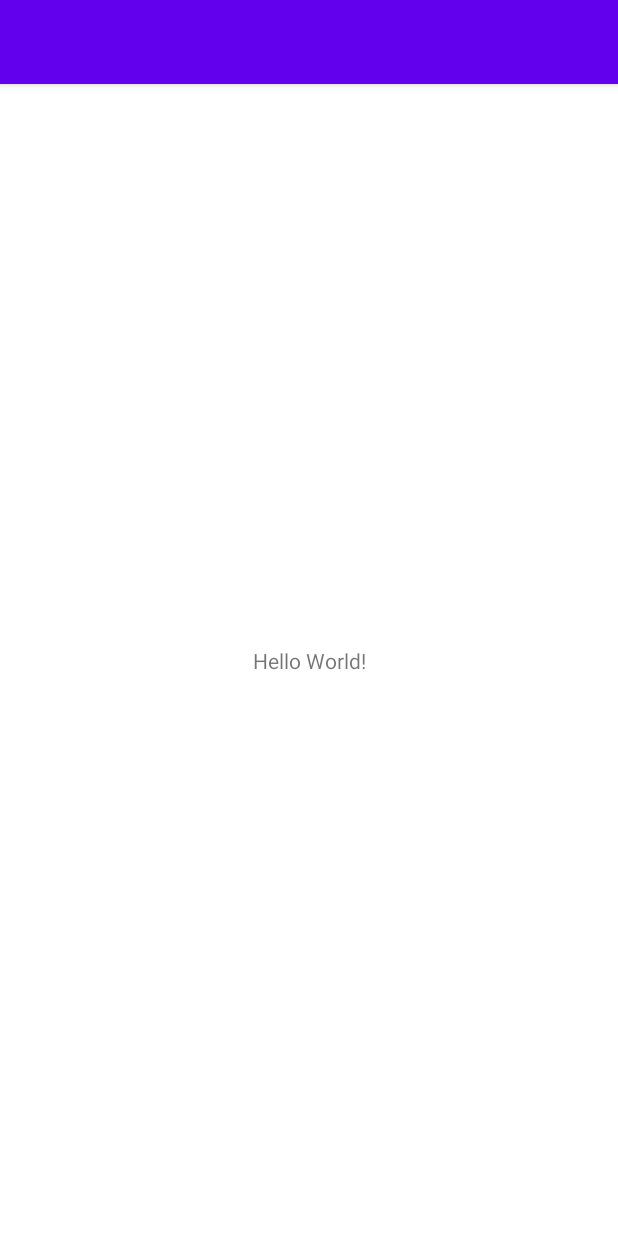
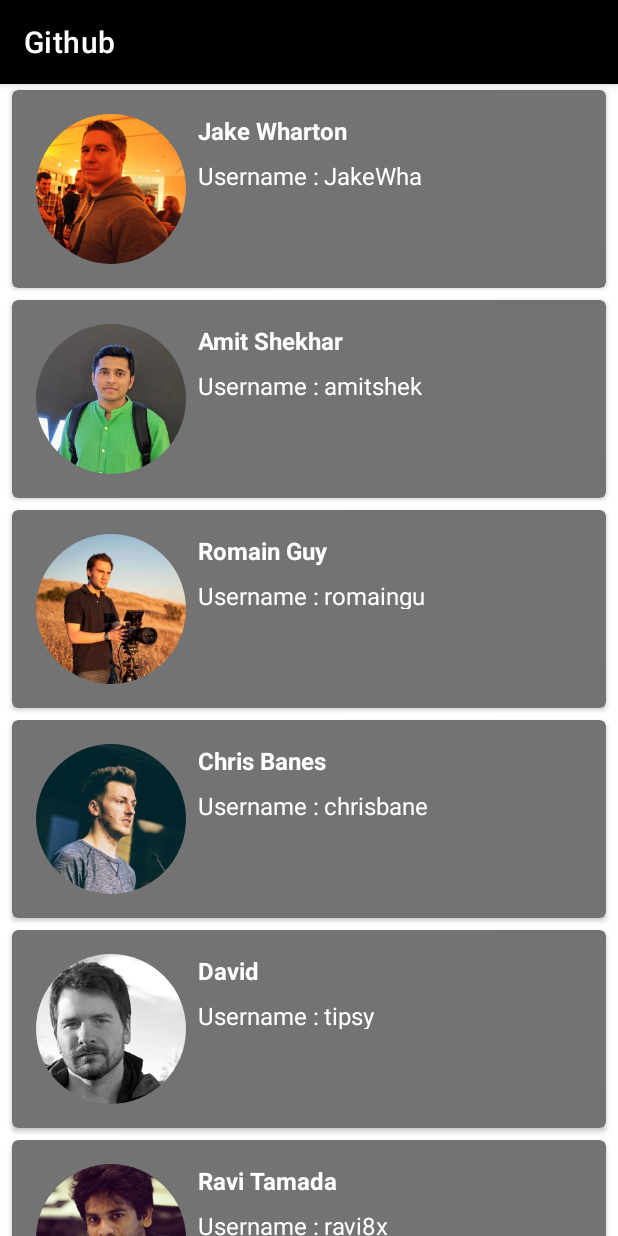
Before and after one commit to Ayahviramempesonah/MyDicoding, an Android app: the screen it shows after launch (MainActivity), on a phone screen of 412 x 824 dp. Run offline under Robolectric (Android 15) with nearby library versions, the phone set to English and light mode, and no system bars.

Commit message:
list user done

```diff
--- a/Android/Belajar Fundamental Aplikasi Android/Submission 1/app/build.gradle
+++ b/Android/Belajar Fundamental Aplikasi Android/Submission 1/app/build.gradle
@@ -1,10 +1,15 @@
 plugins {
     id 'com.android.application'
     id 'org.jetbrains.kotlin.android'
+    id 'kotlin-parcelize'
 }
 
 android {
     compileSdk 32
+
+    buildFeatures {
+        viewBinding true
+    }
 
     defaultConfig {
         applicationId "com.williamfelix.githubapps"
@@ -40,4 +45,5 @@ dependencies {
     testImplementation 'junit:junit:4.13.2'
     androidTestImplementation 'androidx.test.ext:junit:1.1.3'
     androidTestImplementation 'androidx.test.espresso:espresso-core:3.4.0'
+    implementation 'com.github.bumptech.glide:glide:4.12.0'
 }
--- /dev/null
+++ b/Android/Belajar Fundamental Aplikasi Android/Submission 1/app/src/main/java/com/williamfelix/githubapps/ListUserAdapter.kt
@@ -0,0 +1,51 @@
+package com.williamfelix.githubapps
+
+import android.view.LayoutInflater
+import android.view.View
+import android.view.ViewGroup
+import android.widget.ImageView
+import android.widget.TextView
+import android.widget.Toast
+import androidx.recyclerview.widget.RecyclerView
+import com.bumptech.glide.Glide
+
+class ListUserAdapter(private val listUser: ArrayList<User>): RecyclerView.Adapter<ListUserAdapter.ListViewHolder>() {
+    private lateinit var onItemClickCallback: OnItemClickCallback
+
+    class ListViewHolder(itemView: View) : RecyclerView.ViewHolder(itemView) {
+        var imgPhoto: ImageView = itemView.findViewById(R.id.img_item_photo)
+        var tvName: TextView = itemView.findViewById(R.id.tv_item_name)
+        var tvDescription: TextView = itemView.findViewById(R.id.tv_item_username)
+    }
+
+    override fun onCreateViewHolder(parent: ViewGroup, viewType: Int): ListViewHolder {
+        //val binding = ItemRowHeroBinding.inflate(LayoutInflater.from(viewGroup.context), viewGroup, false)
+        val view: View = LayoutInflater.from(parent.context).inflate(R.layout.item_row_data, parent, false)
+        return ListViewHolder(view)
+    }
+
+    fun setOnItemClickCallback(onItemClickCallback: OnItemClickCallback) {
+        this.onItemClickCallback = onItemClickCallback
+    }
+
+    override fun onBindViewHolder(holder: ListViewHolder, position: Int) {
+        val (name, username, photo) = listUser[position]
+        holder.imgPhoto.setImageResource(photo)
+        Glide.with(holder.itemView.context)
+            .load(photo)
+            .centerCrop()
+            .circleCrop()
+            .into(holder.imgPhoto)
+        holder.tvName.text = name
+        holder.tvDescription.text = username
+        holder.itemView.setOnClickListener {
+            Toast.makeText(holder.itemView.context, "Kamu memilih " + listUser[holder.adapterPosition].name, Toast.LENGTH_SHORT).show()
+        }
+    }
+
+    override fun getItemCount(): Int = listUser.size
+
+    interface OnItemClickCallback {
+        fun onItemClicked(data: User)
+    }
+}
--- a/Android/Belajar Fundamental Aplikasi Android/Submission 1/app/src/main/java/com/williamfelix/githubapps/MainActivity.kt
+++ b/Android/Belajar Fundamental Aplikasi Android/Submission 1/app/src/main/java/com/williamfelix/githubapps/MainActivity.kt
@@ -1,11 +1,47 @@
 package com.williamfelix.githubapps
 
+import android.content.res.Configuration
 import androidx.appcompat.app.AppCompatActivity
 import android.os.Bundle
+import androidx.recyclerview.widget.RecyclerView
+import androidx.recyclerview.widget.GridLayoutManager
+import androidx.recyclerview.widget.LinearLayoutManager
 
 class MainActivity : AppCompatActivity() {
+    private lateinit var rvUsers : RecyclerView
+    private val list = ArrayList<User>()
+
     override fun onCreate(savedInstanceState: Bundle?) {
         super.onCreate(savedInstanceState)
         setContentView(R.layout.activity_main)
+
+        rvUsers = findViewById(R.id.rv_users)
+        rvUsers.setHasFixedSize(true)
+
+        list.addAll(listUser)
+        showRecyclerList()
     }
+
+    private fun showRecyclerList() {
+        if (applicationContext.resources.configuration.orientation == Configuration.ORIENTATION_LANDSCAPE) {
+            rvUsers.layoutManager = GridLayoutManager(this, 2)
+        } else {
+            rvUsers.layoutManager = LinearLayoutManager(this)
+        }
+        val listUserAdapter = ListUserAdapter(list)
+        rvUsers.adapter = listUserAdapter
+    }
+
+    private val listUser: ArrayList<User>
+        get() {
+            val dataName = resources.getStringArray(R.array.name_github)
+            val dataUsername = resources.getStringArray(R.array.username)
+            val dataPhoto = resources.obtainTypedArray(R.array.avatar)
+            val listUser = ArrayList<User>()
+            for (i in dataName.indices) {
+                val hero = User(dataName[i],dataUsername[i], dataPhoto.getResourceId(i, -1))
+                listUser.add(hero)
+            }
+            return listUser
+        }
 }
--- /dev/null
+++ b/Android/Belajar Fundamental Aplikasi Android/Submission 1/app/src/main/java/com/williamfelix/githubapps/User.kt
@@ -0,0 +1,11 @@
+package com.williamfelix.githubapps
+
+import android.os.Parcelable
+import kotlinx.parcelize.Parcelize
+
+@Parcelize
+data class User(
+    var name: String,
+    var username: String,
+    var photo: Int
+) : Parcelable
--- a/Android/Belajar Fundamental Aplikasi Android/Submission 1/app/src/main/res/layout/activity_main.xml
+++ b/Android/Belajar Fundamental Aplikasi Android/Submission 1/app/src/main/res/layout/activity_main.xml
@@ -4,15 +4,15 @@
     xmlns:tools="http://schemas.android.com/tools"
     android:layout_width="match_parent"
     android:layout_height="match_parent"
+    tools:viewBindingIgnore="true"
     tools:context=".MainActivity">
 
-    <TextView
-        android:layout_width="wrap_content"
-        android:layout_height="wrap_content"
-        android:text="Hello World!"
+    <androidx.recyclerview.widget.RecyclerView
+        android:id="@+id/rv_users"
+        android:layout_width="0dp"
+        android:layout_height="0dp"
         app:layout_constraintBottom_toBottomOf="parent"
         app:layout_constraintEnd_toEndOf="parent"
         app:layout_constraintStart_toStartOf="parent"
         app:layout_constraintTop_toTopOf="parent" />
-
 </androidx.constraintlayout.widget.ConstraintLayout>
--- /dev/null
+++ b/Android/Belajar Fundamental Aplikasi Android/Submission 1/app/src/main/res/layout/item_row_data.xml
@@ -0,0 +1,77 @@
+<?xml version="1.0" encoding="utf-8"?>
+<androidx.cardview.widget.CardView xmlns:android="http://schemas.android.com/apk/res/android"
+    xmlns:card_view="http://schemas.android.com/apk/res-auto"
+    xmlns:tools="http://schemas.android.com/tools"
+    android:id="@+id/card_view"
+    style="@style/RecycleView"
+    android:layout_width="match_parent"
+    android:layout_height="wrap_content"
+    android:layout_gravity="center"
+    android:layout_marginLeft="8dp"
+    android:layout_marginTop="4dp"
+    android:layout_marginRight="8dp"
+    android:layout_marginBottom="4dp"
+    card_view:cardCornerRadius="4dp">
+
+    <androidx.constraintlayout.widget.ConstraintLayout
+        android:layout_width="match_parent"
+        android:layout_height="wrap_content"
+        android:padding="8dp">
+
+        <ImageView
+            android:id="@+id/img_item_photo"
+            android:layout_width="100dp"
+            android:layout_height="100dp"
+            android:layout_marginStart="8dp"
+            android:layout_marginTop="8dp"
+            android:layout_marginBottom="8dp"
+            card_view:layout_constraintBottom_toBottomOf="parent"
+            card_view:layout_constraintStart_toStartOf="parent"
+            card_view:layout_constraintTop_toTopOf="parent"
+            tools:src="@tools:sample/avatars" />
+
+        <TextView
+            android:id="@+id/tv_item_name"
+            style="@style/ListText"
+            android:layout_width="0dp"
+            android:layout_height="wrap_content"
+            android:layout_marginStart="8dp"
+            android:layout_marginEnd="8dp"
+            android:layout_toEndOf="@id/img_item_photo"
+            android:textSize="16sp"
+            android:textStyle="bold"
+            card_view:layout_constraintEnd_toEndOf="parent"
+            card_view:layout_constraintStart_toEndOf="@+id/img_item_photo"
+            card_view:layout_constraintTop_toTopOf="@+id/img_item_photo"
+            tools:text="@string/name" />
+
+        <TextView
+            android:id="@+id/tv_item_username"
+            style="@style/ListText"
+            android:layout_width="70dp"
+            android:layout_height="20dp"
+            android:layout_marginTop="8dp"
+            android:ellipsize="end"
+            android:maxLines="5"
+            card_view:layout_constraintBottom_toBottomOf="@+id/img_item_photo"
+            card_view:layout_constraintEnd_toEndOf="@+id/tv_item_name"
+            card_view:layout_constraintHorizontal_bias="0.03"
+            card_view:layout_constraintStart_toEndOf="@+id/textView2"
+            card_view:layout_constraintTop_toBottomOf="@+id/tv_item_name"
+            card_view:layout_constraintVertical_bias="0.0"
+            tools:text="@string/username" />
+
+        <TextView
+            android:id="@+id/textView2"
+            style="@style/ListText"
+            android:layout_width="wrap_content"
+            android:layout_height="wrap_content"
+            android:layout_marginTop="8dp"
+            android:text="Username :"
+            card_view:layout_constraintBottom_toBottomOf="parent"
+            card_view:layout_constraintStart_toStartOf="@+id/tv_item_name"
+            card_view:layout_constraintTop_toBottomOf="@+id/tv_item_name"
+            card_view:layout_constraintVertical_bias="0.0" />
+
+    </androidx.constraintlayout.widget.ConstraintLayout>
+</androidx.cardview.widget.CardView>
--- a/Android/Belajar Fundamental Aplikasi Android/Submission 1/app/src/main/res/values-night/themes.xml
+++ b/Android/Belajar Fundamental Aplikasi Android/Submission 1/app/src/main/res/values-night/themes.xml
@@ -2,12 +2,12 @@
     <!-- Base application theme. -->
     <style name="Theme.GithubApps" parent="Theme.MaterialComponents.DayNight.DarkActionBar">
         <!-- Primary brand color. -->
-        <item name="colorPrimary">@color/purple_200</item>
-        <item name="colorPrimaryVariant">@color/purple_700</item>
-        <item name="colorOnPrimary">@color/black</item>
+        <item name="colorPrimary">@color/black</item>
+        <item name="colorPrimaryVariant">@color/black</item>
+        <item name="colorOnPrimary">@color/green</item>
         <!-- Secondary brand color. -->
-        <item name="colorSecondary">@color/teal_200</item>
-        <item name="colorSecondaryVariant">@color/teal_200</item>
+        <item name="colorSecondary">@color/green</item>
+        <item name="colorSecondaryVariant">@color/green_200</item>
         <item name="colorOnSecondary">@color/black</item>
         <!-- Status bar color. -->
         <item name="android:statusBarColor" tools:targetApi="l">?attr/colorPrimaryVariant</item>
--- a/Android/Belajar Fundamental Aplikasi Android/Submission 1/app/src/main/res/values/colors.xml
+++ b/Android/Belajar Fundamental Aplikasi Android/Submission 1/app/src/main/res/values/colors.xml
@@ -1,10 +1,9 @@
 <?xml version="1.0" encoding="utf-8"?>
 <resources>
-    <color name="purple_200">#FFBB86FC</color>
-    <color name="purple_500">#FF6200EE</color>
-    <color name="purple_700">#FF3700B3</color>
-    <color name="teal_200">#FF03DAC5</color>
-    <color name="teal_700">#FF018786</color>
     <color name="black">#FF000000</color>
     <color name="white">#FFFFFFFF</color>
+    <color name="grey">#737373</color>
+    <color name="blue">#3D50A9</color>
+    <color name="green">#28A745</color>
+    <color name="green_200">#FF00FF3A</color>
 </resources>
--- a/Android/Belajar Fundamental Aplikasi Android/Submission 1/app/src/main/res/values/strings.xml
+++ b/Android/Belajar Fundamental Aplikasi Android/Submission 1/app/src/main/res/values/strings.xml
@@ -1,5 +1,10 @@
 <resources>
     <!-- Other string resources-->
+
+    <string name="app_name">Github</string>
+
+    <string name="username">Username</string>
+    <string name="name">Nama</string>
 
     <string-array name="username">
         <item>JakeWharton</item>
@@ -14,7 +19,7 @@
         <item>sidiqpermana</item>
     </string-array>
 
-    <string-array name="name">
+    <string-array name="name_github">
         <item>Jake Wharton</item>
         <item>Amit Shekhar</item>
         <item>Romain Guy</item>
--- a/Android/Belajar Fundamental Aplikasi Android/Submission 1/app/src/main/res/values/themes.xml
+++ b/Android/Belajar Fundamental Aplikasi Android/Submission 1/app/src/main/res/values/themes.xml
@@ -2,15 +2,24 @@
     <!-- Base application theme. -->
     <style name="Theme.GithubApps" parent="Theme.MaterialComponents.DayNight.DarkActionBar">
         <!-- Primary brand color. -->
-        <item name="colorPrimary">@color/purple_500</item>
-        <item name="colorPrimaryVariant">@color/purple_700</item>
-        <item name="colorOnPrimary">@color/white</item>
+        <item name="colorPrimary">@color/black</item>
+        <item name="colorPrimaryVariant">@color/black</item>
+        <item name="colorOnPrimary">@color/grey</item>
         <!-- Secondary brand color. -->
-        <item name="colorSecondary">@color/teal_200</item>
-        <item name="colorSecondaryVariant">@color/teal_700</item>
+        <item name="colorSecondary">@color/green</item>
+        <item name="colorSecondaryVariant">@color/green_200</item>
         <item name="colorOnSecondary">@color/black</item>
         <!-- Status bar color. -->
         <item name="android:statusBarColor" tools:targetApi="l">?attr/colorPrimaryVariant</item>
         <!-- Customize your theme here. -->
     </style>
+
+    <style name="RecycleView">
+        <item name="android:backgroundTint">@color/grey</item>
+    </style>
+
+    <style name="ListText" parent="@android:style/TextAppearance">
+        <item name="android:textColor">@color/white</item>
+    </style>
+
 </resources>
```
